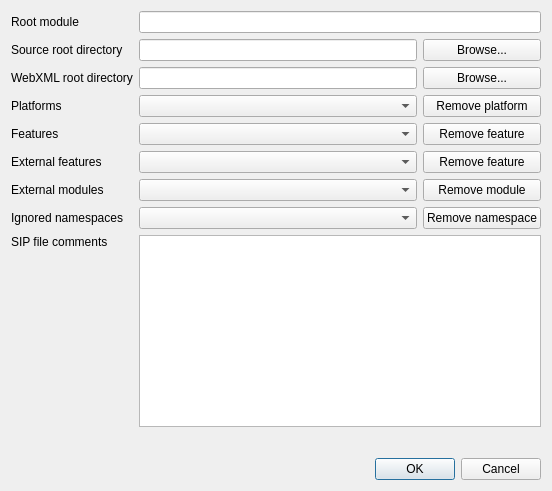
The window that metasip/QtGUI/Designer/ProjectPropertiesBase.ui (Python-SIP/metasip) describes before a commit, drawn with Qt 5.
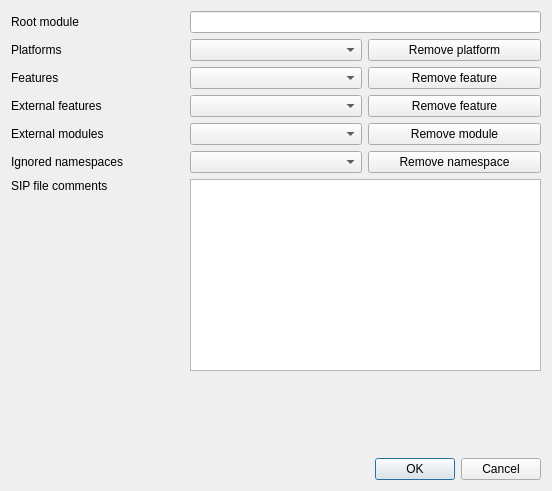
The same window after the commit.

Commit message: Removed inputdir, webxmldir and workingversion from a project as they are user specific values.

The edit to the form file:
```diff
--- a/metasip/QtGUI/Designer/ProjectPropertiesBase.ui
+++ b/metasip/QtGUI/Designer/ProjectPropertiesBase.ui
@@ -16,6 +16,16 @@
   <layout class="QVBoxLayout" name="verticalLayout">
    <item>
     <layout class="QGridLayout" name="gridLayout">
+     <item row="0" column="1" colspan="2">
+      <widget class="QLineEdit" name="rootModule"/>
+     </item>
+     <item row="1" column="1">
+      <widget class="QComboBox" name="platformTags">
+       <property name="editable">
+        <bool>false</bool>
+       </property>
+      </widget>
+     </item>
      <item row="0" column="0">
       <widget class="QLabel" name="label_3">
        <property name="text">
@@ -23,141 +33,97 @@
        </property>
       </widget>
      </item>
-     <item row="0" column="1" colspan="2">
-      <widget class="QLineEdit" name="rootModule"/>
-     </item>
      <item row="1" column="0">
-      <widget class="QLabel" name="label_7">
-       <property name="text">
-        <string>Source root directory</string>
-       </property>
-      </widget>
-     </item>
-     <item row="1" column="1">
-      <widget class="QLineEdit" name="srcRootDir"/>
-     </item>
-     <item row="1" column="2">
-      <widget class="QPushButton" name="browseSrcRootDir">
-       <property name="text">
-        <string>Browse...</string>
-       </property>
-      </widget>
-     </item>
-     <item row="2" column="0">
-      <widget class="QLabel" name="label_9">
-       <property name="text">
-        <string>WebXML root directory</string>
-       </property>
-      </widget>
-     </item>
-     <item row="2" column="1">
-      <widget class="QLineEdit" name="webXmlRootDir"/>
-     </item>
-     <item row="2" column="2">
-      <widget class="QPushButton" name="browseWebXmlRootDir">
-       <property name="text">
-        <string>Browse...</string>
-       </property>
-      </widget>
-     </item>
-     <item row="3" column="0">
       <widget class="QLabel" name="label_4">
        <property name="text">
         <string>Platforms</string>
        </property>
       </widget>
      </item>
-     <item row="3" column="1">
-      <widget class="QComboBox" name="platformTags">
-       <property name="editable">
-        <bool>false</bool>
-       </property>
-      </widget>
-     </item>
-     <item row="3" column="2">
+     <item row="1" column="2">
       <widget class="QPushButton" name="buttonRemovePlatTag">
        <property name="text">
         <string>Remove platform</string>
        </property>
       </widget>
      </item>
-     <item row="4" column="0">
+     <item row="2" column="0">
       <widget class="QLabel" name="label_8">
        <property name="text">
         <string>Features</string>
        </property>
       </widget>
      </item>
-     <item row="4" column="1">
+     <item row="2" column="1">
       <widget class="QComboBox" name="featureTags">
        <property name="editable">
         <bool>false</bool>
        </property>
       </widget>
      </item>
-     <item row="4" column="2">
+     <item row="3" column="1">
+      <widget class="QComboBox" name="extFeatureTags"/>
+     </item>
+     <item row="2" column="2">
       <widget class="QPushButton" name="buttonRemoveFeatTag">
        <property name="text">
         <string>Remove feature</string>
        </property>
       </widget>
      </item>
-     <item row="5" column="0">
+     <item row="3" column="0">
       <widget class="QLabel" name="label_5">
        <property name="text">
         <string>External features</string>
        </property>
       </widget>
      </item>
-     <item row="5" column="1">
-      <widget class="QComboBox" name="extFeatureTags"/>
+     <item row="4" column="1">
+      <widget class="QComboBox" name="externalModules">
+       <property name="editable">
+        <bool>false</bool>
+       </property>
+      </widget>
      </item>
-     <item row="5" column="2">
+     <item row="3" column="2">
       <widget class="QPushButton" name="buttonRemoveExtFeatTag">
        <property name="text">
         <string>Remove feature</string>
        </property>
       </widget>
      </item>
-     <item row="6" column="0">
+     <item row="4" column="0">
       <widget class="QLabel" name="label">
        <property name="text">
         <string>External modules</string>
        </property>
       </widget>
      </item>
-     <item row="6" column="1">
-      <widget class="QComboBox" name="externalModules">
-       <property name="editable">
-        <bool>false</bool>
-       </property>
-      </widget>
+     <item row="5" column="1">
+      <widget class="QComboBox" name="ignoredNamespaces"/>
      </item>
-     <item row="6" column="2">
+     <item row="4" column="2">
       <widget class="QPushButton" name="buttonRemoveModule">
        <property name="text">
         <string>Remove module</string>
        </property>
       </widget>
      </item>
-     <item row="7" column="0">
+     <item row="5" column="0">
       <widget class="QLabel" name="label_2">
        <property name="text">
         <string>Ignored namespaces</string>
        </property>
       </widget>
      </item>
-     <item row="7" column="1">
-      <widget class="QComboBox" name="ignoredNamespaces"/>
-     </item>
-     <item row="7" column="2">
+     <item row="5" column="2">
       <widget class="QPushButton" name="buttonRemoveNamespace">
        <property name="text">
         <string>Remove namespace</string>
        </property>
       </widget>
      </item>
-     <item row="8" column="0">
+     <item row="6" column="0">
       <widget class="QLabel" name="label_6">
        <property name="text">
         <string>SIP file comments</string>
@@ -167,7 +133,7 @@
        </property>
       </widget>
      </item>
-     <item row="8" column="1" colspan="2">
+     <item row="6" column="1" colspan="2">
       <widget class="QPlainTextEdit" name="sipFileComments">
        <property name="lineWrapMode">
         <enum>QPlainTextEdit::NoWrap</enum>
```
Left out of the diff: 4 changed lines with no effect on the pictures. The commit also changes 14 other files.
